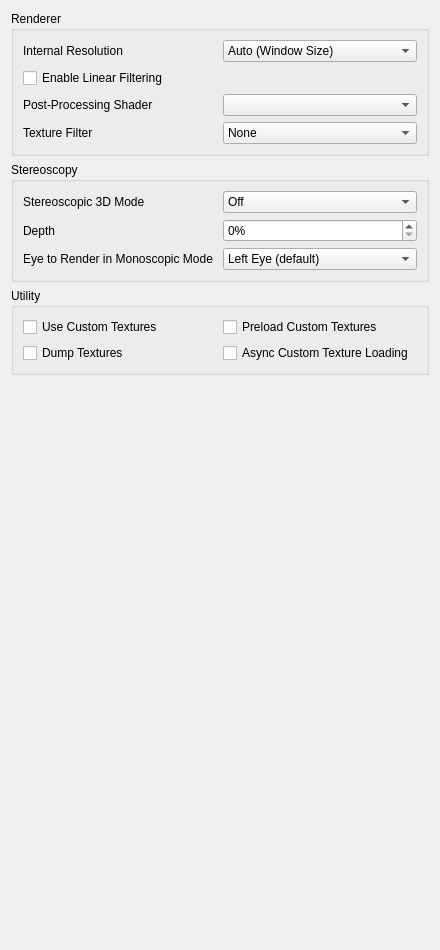
Above: src/lime_qt/configuration/configure_enhancements.ui from Lime3DS/Lime3DS before the change. Below: the same form after it.
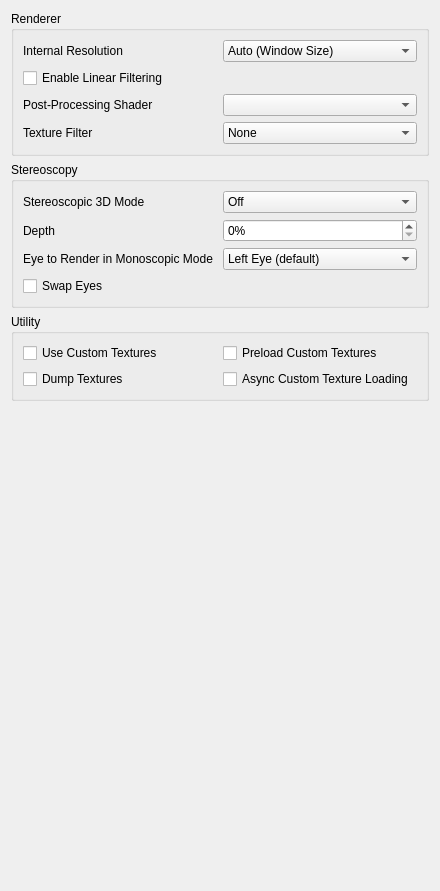
That is the form after the change.

Commit message: update QT UI with Swap Eyes

Diff of the .ui file:
```diff
--- a/src/lime_qt/configuration/configure_enhancements.ui
+++ b/src/lime_qt/configuration/configure_enhancements.ui
@@ -7,7 +7,7 @@
     <x>0</x>
     <y>0</y>
     <width>440</width>
-    <height>950</height>
+    <height>891</height>
    </rect>
   </property>
   <property name="minimumSize">
@@ -310,6 +310,13 @@
         </item>
        </layout>
       </item>
+      <item>
+       <widget class="QCheckBox" name="swap_eyes_3d">
+        <property name="text">
+         <string>Swap Eyes</string>
+        </property>
+       </widget>
+      </item>
      </layout>
     </widget>
    </item>
```
Left out of the diff: 2 changed lines with no effect on the pictures. The commit also changes 1 other file.
